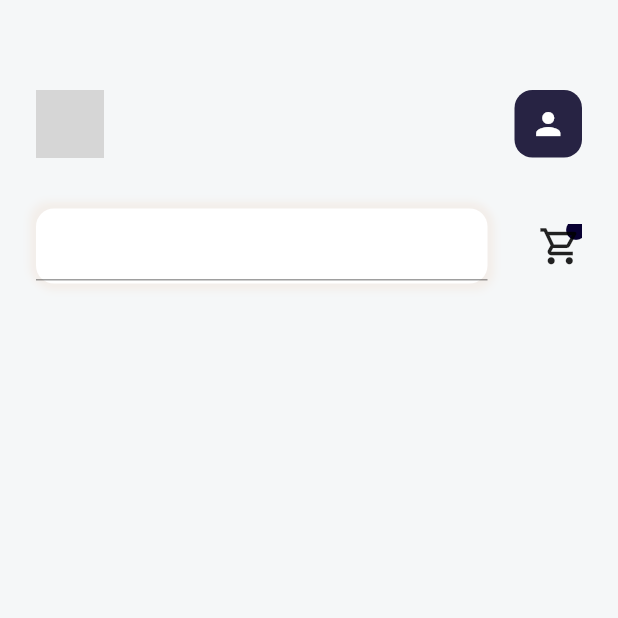
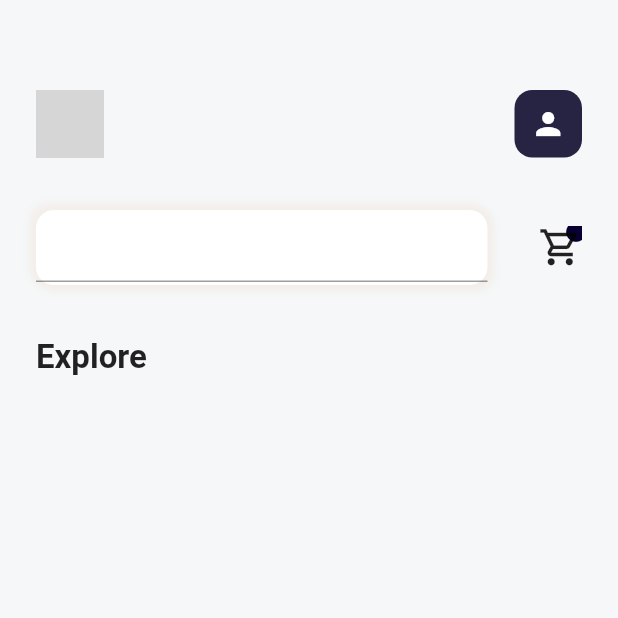
Before and after one commit to mcalisadeghi/Flutter-Furniture-Shopping-App-UI, a Flutter app: the screen it shows after launch, on a phone screen of 412 x 824 dp, the top half of it. Run offline on Flutter 3.47's test engine with Material 2 defaults, Android fonts, the phone set to English and light mode, and no system bars; grey boxes are pictures that could not be loaded.

Commit message:
add Container

```diff
--- a/lib/screen/home_page.dart
+++ b/lib/screen/home_page.dart
@@ -18,6 +18,7 @@ class MyHomePage extends StatelessWidget {
           top: 40.0,
         ),
         child: Column(
+          crossAxisAlignment: CrossAxisAlignment.start,
           children: [
             const SizedBox(
               height: 20.0,
@@ -50,8 +51,9 @@ class MyHomePage extends StatelessWidget {
               ],
             ),
             const SizedBox(
-              height: 34.0,
+              height: 35.0,
             ),
+            // search and card
             Row(
               children: [
                 const Expanded(
@@ -64,7 +66,30 @@ class MyHomePage extends StatelessWidget {
                   onTab: () {},
                 ),
               ],
-            )
+            ),
+            const SizedBox(
+              height: 35.0,
+            ),
+            Text(
+              'Explore',
+              style: Theme.of(context).textTheme.titleLarge!.copyWith(
+                    fontSize: 22.0,
+                    fontWeight: FontWeight.bold,
+                  ),
+            ),
+            const SizedBox(
+              height: 28.0,
+            ),
+            Container(
+              padding: EdgeInsets.all(
+                14.0,
+              ),
+              decoration: BoxDecoration(
+                borderRadius: BorderRadius.circular(
+                  12.0,
+                ),
+              ),
+            ),
           ],
         ),
       ),
--- a/lib/screen/widget/home_search_widget.dart
+++ b/lib/screen/widget/home_search_widget.dart
@@ -27,7 +27,7 @@ class HomeSearchWidget extends StatelessWidget {
             color: AppColors.shadowColor,
             spreadRadius: 2.0,
             blurRadius: 4.0,
-            offset: Offset(
+            offset: const Offset(
               2.0,
               2.0,
             ),
```
